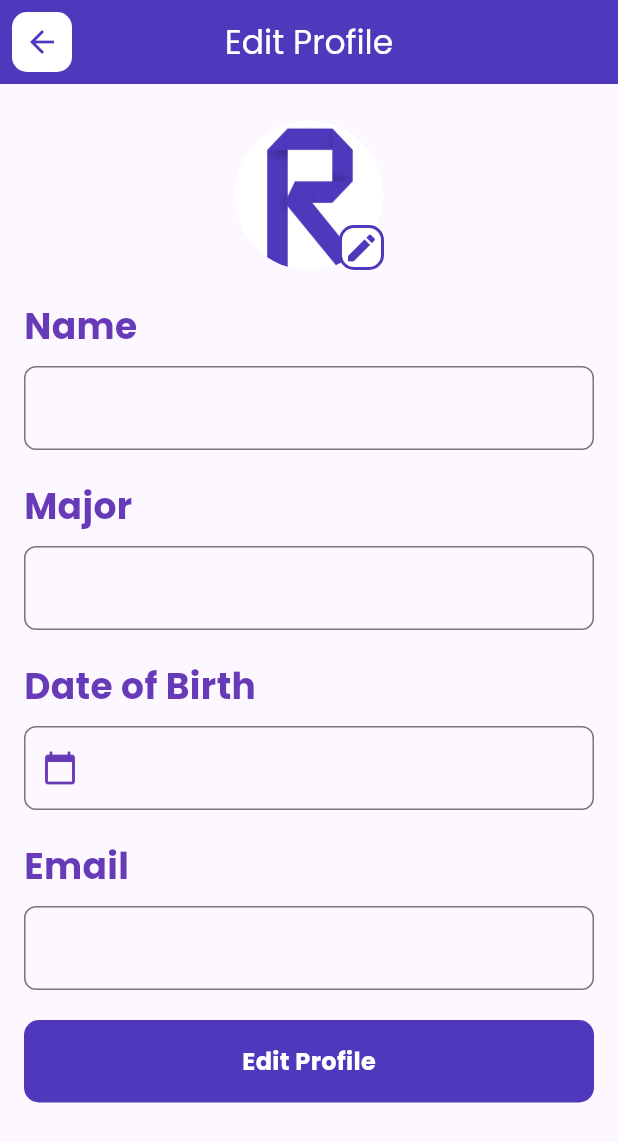
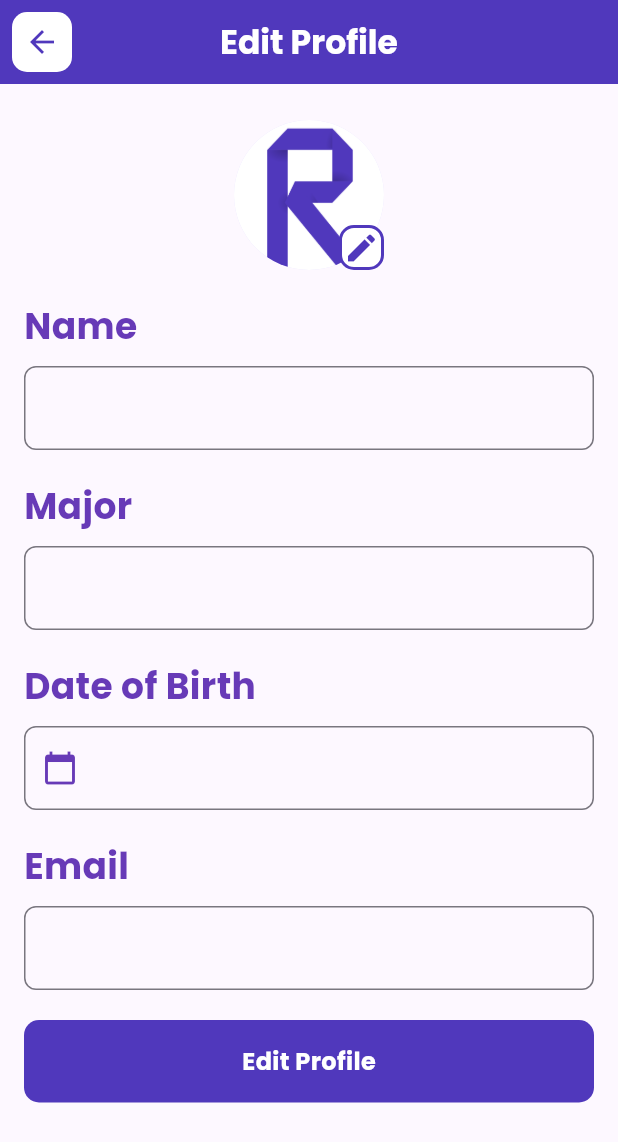
Before and after one commit to RobertBenyamin/todo_app, a Flutter app: the screen it shows after launch, item 2 of the bottom bar chosen, after a tap on the "edit" icon, on a phone screen of 412 x 824 dp. Shown: the top 1142 px of the screen. Run offline on Flutter 3.47's test engine with Material 3 defaults, Android fonts, the phone set to English and light mode, and no system bars; our stand-ins replace flutter_slidable, google_fonts, image_picker, isar, shared_preferences; missing offline and left inert: cron; accounts and stored records are empty; generated files the repository leaves out were written again.

Commit message:
style: make appBar title bold

```diff
--- a/lib/ui/profile/edit_profile.dart
+++ b/lib/ui/profile/edit_profile.dart
@@ -41,7 +41,12 @@ class _EditProfilePageState extends State<EditProfilePage> {
   Widget build(BuildContext context) {
     return Scaffold(
       appBar: AppBar(
-        title: const Text('Edit Profile'),
+        title: const Text(
+          'Edit Profile',
+          style: TextStyle(
+            fontWeight: FontWeight.bold,
+          ),
+        ),
         centerTitle: true,
         backgroundColor: const Color(0xFF5038BC),
         foregroundColor: Colors.white,
@@ -121,8 +126,8 @@ class _EditProfilePageState extends State<EditProfilePage> {
                           decoration: BoxDecoration(
                             shape: BoxShape.rectangle,
                             borderRadius: BorderRadius.circular(10),
-                            border:
-                                Border.all(color: const Color(0xFF5038BC), width: 2),
+                            border: Border.all(
+                                color: const Color(0xFF5038BC), width: 2),
                             color: Colors.white,
                           ),
                           child:
--- a/lib/ui/profile/profile.dart
+++ b/lib/ui/profile/profile.dart
@@ -35,7 +35,12 @@ class _ProfilePageState extends State<ProfilePage> {
       appBar: AppBar(
         backgroundColor: const Color(0xFF5038BC),
         foregroundColor: Colors.white,
-        title: const Text('My Profile'),
+        title: const Text(
+          'My Profile',
+          style: TextStyle(
+            fontWeight: FontWeight.bold,
+          ),
+        ),
         centerTitle: true,
       ),
       body: Consumer<ProfileProvider>(builder: (context, provider, _) {
```
Also changed, not shown: lib/ui/todo/add_todo.dart (+14 -5 lines), lib/ui/todo/detail_todo.dart (+9 -3 lines), lib/ui/todo/edit_todo.dart (+14 -5 lines).
